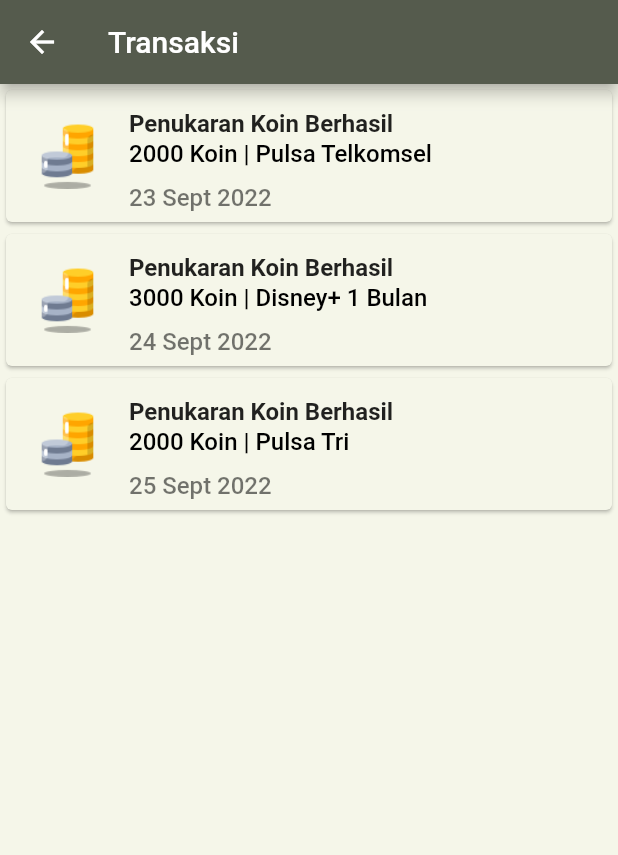
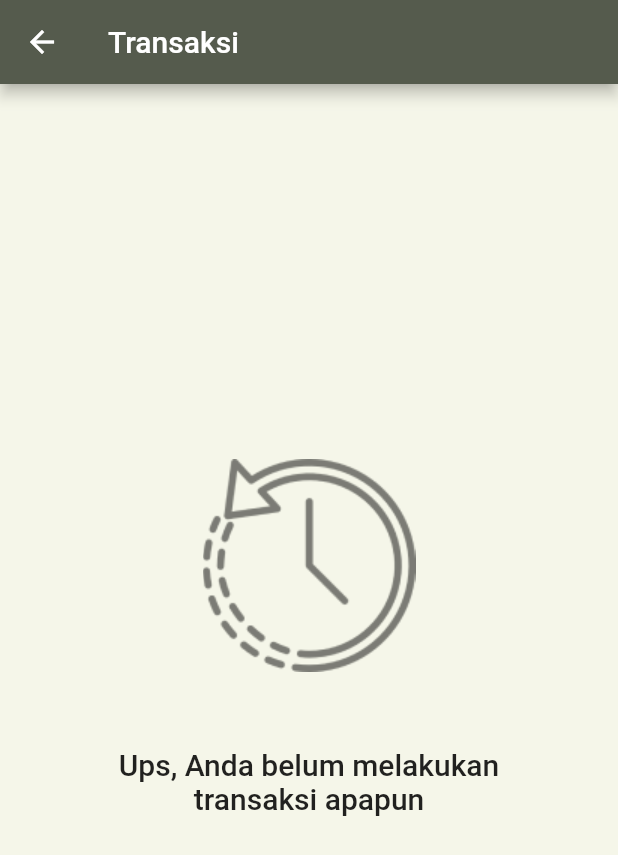
Before and after one commit to finnchristoffer/JemputAh-App, a Flutter app: the TransaksiScreen screen opened directly, on a phone screen of 412 x 824 dp. Shown: the top 855 px of the screen. Run offline on Flutter 3.47's test engine with Material 2 defaults, Android fonts, the phone set to English and light mode, and no system bars; our stand-ins replace carousel_slider, cloud_firestore, firebase_auth, firebase_core; missing offline and left inert: dart:ffi; accounts and stored records are empty; Roboto replaces fonts that are missing (Poppins).

Commit message:
History Transaction Integration and Empty

```diff
--- a/lib/constants/images.dart
+++ b/lib/constants/images.dart
@@ -14,3 +14,4 @@ const carousel1 = '$_pathImages/carousel1.png';
 const carousel2 = '$_pathImages/carousel2.png';
 const carousel3 = '$_pathImages/carousel3.png';
 const profilePicture = '$_pathImages/profile_picture.png';
+const historyEmpty = '$_pathImages/transaksi_kosong.png';
--- a/lib/models/user_transaction.dart
+++ b/lib/models/user_transaction.dart
@@ -8,6 +8,7 @@ class UserTransaction {
       "id_shop": snapshot['id_shop'],
       "id_user": snapshot['id_user'],
       "tgl_transaksi_user": snapshot['tgl_transaksi_user'],
+      "id_transaction" : snapshot.id.toString(),
     };
     return data;
   }
--- a/lib/screens/transaksi_screen.dart
+++ b/lib/screens/transaksi_screen.dart
@@ -1,35 +1,81 @@
 import 'package:flutter/material.dart';
+import 'package:jemputah_app/API/FetchData.dart';
 import 'package:jemputah_app/constants/color.dart';
 import 'package:jemputah_app/constants/icons.dart';
+import 'package:jemputah_app/constants/images.dart';
+import 'package:jemputah_app/constants/variable.dart';
 
-class Transaksi extends StatelessWidget {
-  const Transaksi({super.key});
+class TransaksiScreen extends StatefulWidget {
+  const TransaksiScreen({super.key});
+
+  @override
+  State<StatefulWidget> createState() => _TransaksiScreenState();
+}
+
+class _TransaksiScreenState extends State<TransaksiScreen> {
+  List<Map<String, dynamic>> dataTransaksi = [];
+  List shopTitle = ['Title'];
+  List shopPrice = [0];
+
+  void setShop(int index, String idShop) {
+    var shop = FetchData().fetchMapData('shop', idShop);
+    shop.then((value) {
+      setState(() {
+        shopTitle[index] = value['title'];
+        shopPrice[index] = value['price'];
+      });
+    });
+  }
+
+  void setTransaksi() {
+    var index = 0;
+    var penjemputan = FetchData().fetchListData('user_transaction', uid);
+    penjemputan.then((value) {
+      setState(() {
+        dataTransaksi = value;
+        value.forEach((element) {
+          setShop(index, element['id_shop']);
+          index += 1;
+        });
+      });
+    });
+  }
+
+  @override
+  void initState() {
+    super.initState();
+    setTransaksi();
+  }
 
   @override
   Widget build(BuildContext context) {
-    return MaterialApp(
-      home: TransaksiScreen(),
-    );
-  }
-}
-
-class TransaksiScreen extends StatelessWidget {
-  TransaksiScreen({super.key});
-
-  final titles = [
-    "Penukaran Koin Berhasil",
-    "Penukaran Koin Berhasil",
-    "Penukaran Koin Berhasil"
-  ];
-  final subtitles = [
-    "2000 Koin | Pulsa Telkomsel",
-    "3000 Koin | Disney+ 1 Bulan",
-    "2000 Koin | Pulsa Tri"
-  ];
-  final date = ["23 Sept 2022", "24 Sept 2022", "25 Sept 2022"];
-
-  @override
-  Widget build(BuildContext context) {
+    if (dataTransaksi.isEmpty) {
+      return Scaffold(
+          backgroundColor: AppColors.backgroundGreen,
+          appBar: AppBar(
+            leading: const BackButton(color: Colors.white),
+            backgroundColor: AppColors.mainGreen,
+            title: const Text('Transaksi'),
+          ),
+          body: Center(
+              child: Column(
+            children: [
+              Padding(
+                padding: const EdgeInsets.only(top: 250, bottom: 50),
+                child: Image.asset(
+                  historyEmpty,
+                ),
+              ),
+              const Text(
+                "Ups, Anda belum melakukan \ntransaksi apapun",
+                style: TextStyle(
+                  fontSize: 20,
+                ),
+                textAlign: TextAlign.center,
+              ),
+            ],
+          )));
+    } else {
       return Scaffold(
           backgroundColor: AppColors.backgroundGreen,
           appBar: AppBar(
@@ -38,24 +84,26 @@ class TransaksiScreen extends StatelessWidget {
             title: const Text('Transaksi'),
           ),
           body: ListView.builder(
-            itemCount: titles.length,
+              itemCount: dataTransaksi.length,
               itemBuilder: (context, index) {
                 return Card(
                     color: AppColors.backgroundGreen,
                     child: ListTile(
-                    //set title with style bold
-                    title: Text(titles[index],
-                        style: const TextStyle(fontWeight: FontWeight.bold)),
+                      title: const Text('Penukaran Koin Berhasil',
+                          style: TextStyle(fontWeight: FontWeight.bold)),
                       subtitle: Column(
                         crossAxisAlignment: CrossAxisAlignment.start,
                         children: [
                           Text(
-                          subtitles[index],
+                            shopPrice[index].toString() +
+                                'Koin   | ' +
+                                shopTitle[index],
                             style: const TextStyle(color: Colors.black),
                           ),
                           Container(
                             margin: const EdgeInsets.only(top: 10),
-                          child: Text(date[index]),
+                            child: Text(
+                                dataTransaksi[index]["tgl_transaksi_user"]),
                           )
                         ],
                       ),
@@ -69,3 +117,4 @@ class TransaksiScreen extends StatelessWidget {
               }));
     }
   }
+}
```
Also changed, not shown: lib/screens/home_screen.dart (+3 -7 lines), assets/images/transaksi_kosong.png (added). Lines whose indentation alone changed are shown as unchanged.
